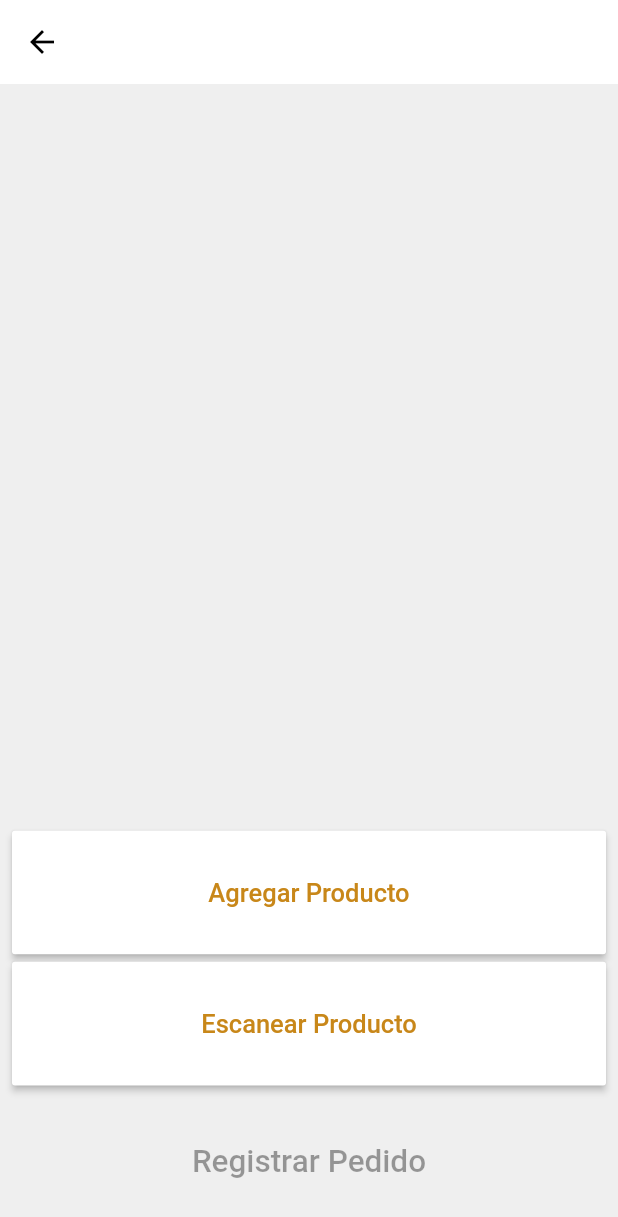
After one commit to MillarCD/sales_recorder_app, a Flutter app: the OrderScreen screen opened by its route, on a phone screen of 412 x 824 dp. The commit adds this screen. Shown: the top 1217 px of the screen. Run offline on Flutter 3.47's test engine with Material 2 defaults, Android fonts, the phone set to English and light mode, and no system bars; missing offline and left inert: gsheets, mobile_scanner.

Commit message:
creacion de provider para estados de registro de pedido, cambio de funcionamiento de select product screen

```diff
--- a/lib/main.dart
+++ b/lib/main.dart
@@ -1,5 +1,6 @@
 import 'package:flutter/material.dart';
 import 'package:provider/provider.dart';
+import 'package:register_sale_app/providers/order_provider.dart';
 
 import 'package:register_sale_app/providers/products_provider.dart';
 import 'package:register_sale_app/providers/sale_provider.dart';
@@ -11,6 +12,7 @@ void main() {
     providers: [
       ChangeNotifierProvider<ProductProvider>(create: (context) => ProductProvider(), lazy: false,),
       ChangeNotifierProvider<SaleProvider>(create:(context) => SaleProvider()),
+      ChangeNotifierProvider<OrderProvider>(create: (context) => OrderProvider())
     ],
     child: const MyApp()
   ));
@@ -33,6 +35,7 @@ class MyApp extends StatelessWidget {
         'products': (context) => const ProductsScreen(),
         'select_product': (context) => const SelectProductScreen(),
         'barcode_reader': (context) => const BarcodeReaderScreen(),
+        'order': (context) => const OrderScreen(),
       },
     );
   }
--- a/lib/screens/home_screen.dart
+++ b/lib/screens/home_screen.dart
@@ -31,8 +31,9 @@ class HomeScreen extends StatelessWidget {
 
             const SizedBox(height: 50,),
 
-            const _MenuButton(
-              title: 'Registrar Pedido'
+            _MenuButton(
+              title: 'Registrar Pedido',
+              onPressed: () async => await navigateIfConnected(context, 'order'),
             ),
 
             const SizedBox(height: 50,),
--- /dev/null
+++ b/lib/screens/order_screen.dart
@@ -0,0 +1,133 @@
+import 'package:flutter/material.dart';
+import 'package:provider/provider.dart';
+
+import 'package:register_sale_app/models/product.dart';
+import 'package:register_sale_app/providers/order_provider.dart';
+import 'package:register_sale_app/widgets/add_product_button.dart';
+import 'package:register_sale_app/widgets/dismissible_background.dart';
+import 'package:register_sale_app/widgets/form_dialog.dart';
+import 'package:register_sale_app/widgets/register_dialog.dart';
+import 'package:register_sale_app/widgets/selected_product_card.dart';
+
+class OrderScreen extends StatelessWidget {
+
+  const OrderScreen({Key? key}) : super(key: key);
+
+  @override
+  Widget build(BuildContext context) {
+
+    final OrderProvider orderProvider = Provider.of<OrderProvider>(context);
+    final Size size = MediaQuery.of(context).size;
+
+    if (orderProvider.isRegistering) {
+      return Scaffold(
+        backgroundColor: Theme.of(context).colorScheme.background,
+        body: Center(
+          child: CircularProgressIndicator(
+            color: Theme.of(context).colorScheme.secondary,
+          ),
+        )
+      );
+    }
+
+    return Scaffold(
+      backgroundColor: Theme.of(context).colorScheme.background,
+      appBar: AppBar(
+        elevation: 0,
+      ),
+      body: Container(
+        margin: const EdgeInsets.all(8),
+        height: size.height,
+        child: Column(
+          children: [
+            Expanded(
+              child: SingleChildScrollView(
+                physics: const BouncingScrollPhysics(),
+                child: Column(
+                  children: [
+                    ...orderProvider.products.entries.map((MapEntry<Product, List<double>> entry) {
+
+                      return Dismissible(
+                        key: UniqueKey(),
+                        background: const DismissibleBackGround(alignment: Alignment.centerLeft),
+                        secondaryBackground: const DismissibleBackGround(alignment: Alignment.centerRight),
+                        confirmDismiss: (direction) async {
+                          final bool res = orderProvider.deleteProduct(entry.key);
+                          return res;
+                        },
+                        child: SelectedProductCard(product: entry.key, quantity: entry.value[0].round())
+                      );
+                    }),
+
+                  ],
+                ),
+              ),
+            ),
+
+            const SizedBox(height: 10,),
+
+            AddProductButton(
+              size: size,
+              title: 'Agregar Producto',
+              onPressed: () async {
+                final Product? product = await Navigator.pushNamed(context, 'select_product') as Product?;
+                if (product==null) return;
+
+
+                await showDialog(context: context, builder: (context) {
+                  return const FormDialog(title: 'Ingrese Precio', hintText: '\$100');
+                });
+
+                // TODO: show dialog to enter price
+                orderProvider.addNewProduct(product, 100);
+              }
+            ),
+
+            const SizedBox(height: 5,),
+
+            AddProductButton(
+              size: size,
+              title: 'Escanear Producto',
+              onPressed: () async {
+                  final Product? product = await Navigator.pushNamed(context, 'barcode_reader') as Product?;
+                  if (product == null) return;
+
+                  // TODO: show dialog to enter price
+                  orderProvider.addNewProduct(product, 100);
+                },
+            ),
+
+            const SizedBox(height: 10),
+
+            MaterialButton(
+              minWidth: double.infinity,
+              height: size.height * .1,
+              color: Theme.of(context).colorScheme.secondary,
+              onPressed: (orderProvider.products.isEmpty) ? null : () async {
+                print('[SALE SCREEN] registrar venta');
+                final scaffoldMessenger = ScaffoldMessenger.of(context).showSnackBar;
+                // TODO: show dialog to enter proovedor
+                final double? total = orderProvider.getTotal();
+                if (total == null) return;
+
+                final bool? res = await showDialog(
+                  context: context,
+                  builder: (context) => RegisterDialog(title: '¿Registrar Pedido?', content: 'Total: $total'),
+                );
+
+                if (res == null || !res)  return;
+                final bool wasRegister = await orderProvider.registerSale();
+
+                if (!wasRegister) return;
+                scaffoldMessenger(const SnackBar(content: Text('Pedido registrado'),));
+              },
+
+              child: const Text('Registrar Pedido', style: TextStyle(fontSize: 21))
+            )
+          ]
+        ),
+      ),
+    );
+  }
+
+}
--- a/lib/screens/products_screen.dart
+++ b/lib/screens/products_screen.dart
@@ -55,7 +55,7 @@ class _ProductsScreenState extends State<ProductsScreen> {
       backgroundColor: Theme.of(context).colorScheme.background,
       appBar: AppBar(
         elevation: 0,
-        title: const Text('Selecciona un producto'),
+        title: const Text('Productos'),
       ),
       body: SafeArea(
         child: Padding(
--- a/lib/screens/screens.dart
+++ b/lib/screens/screens.dart
@@ -1,5 +1,5 @@
+export 'package:register_sale_app/screens/order_screen.dart';
 export 'package:register_sale_app/screens/home_screen.dart';
-
 export 'package:register_sale_app/screens/barcode_reader_screen.dart';
 export 'package:register_sale_app/screens/select_product_screen.dart';
 export 'package:register_sale_app/screens/sale_screen.dart';
--- a/lib/screens/select_product_screen.dart
+++ b/lib/screens/select_product_screen.dart
@@ -66,7 +66,6 @@ class _SelectProductScreenState extends State<SelectProductScreen> {
 
               _SearchBar(onChanged: (value) => productsFilter(value),),
 
-
               Expanded(
                 child: ListView.builder(
                   physics: const BouncingScrollPhysics(),
@@ -77,8 +76,7 @@ class _SelectProductScreenState extends State<SelectProductScreen> {
                     return GestureDetector(
                       onTap: () {
                         print('[GESTURE DETECTOR] product: ${product.name}');
-                        Provider.of<SaleProvider>(context, listen: false).addNewProduct(product);
-                        Navigator.pop(context);
+                        Navigator.pop(context, product);
                       },
                       child: ProductCard(product: product),
                     );
--- /dev/null
+++ b/lib/widgets/add_product_button.dart
@@ -0,0 +1,28 @@
+import 'package:flutter/material.dart';
+
+class AddProductButton extends StatelessWidget {
+  const AddProductButton({
+    Key? key,
+    required this.size,
+    required this.title,
+    this.onPressed,
+  }) : super(key: key);
+
+  final Size size;
+  final String title;
+  final void Function()? onPressed;
+
+  @override
+  Widget build(BuildContext context) {
+    return SizedBox(
+      width: double.infinity,
+      height: size.height * .1,
+      child: MaterialButton(
+        color: Theme.of(context).colorScheme.primary,
+        textColor: Theme.of(context).colorScheme.secondaryContainer,
+        onPressed: onPressed,
+        child: Text(title, style: const TextStyle(fontSize: 17)),
+      ),
+    );
+  }
+}
```
Also changed, not shown: lib/providers/order_provider.dart (added, +120 -0 lines), lib/screens/sale_screen.dart (+8 -31 lines), lib/widgets/form_dialog.dart (added, +31 -0 lines), lib/widgets/register_dialog.dart (+5 -6 lines).
